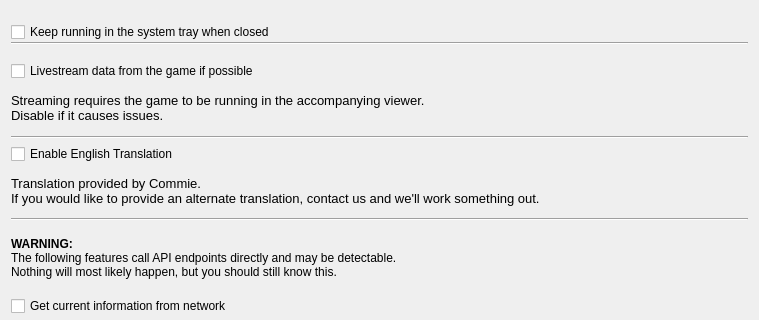
This is forms/KCSettingsDialog.ui in KanColleTool/kct-tool as Qt 5 draws it before an edit; both pictures show x 0 to 759 and y 0 to 320 of the 759 by 464 pixel window. The edited form follows.
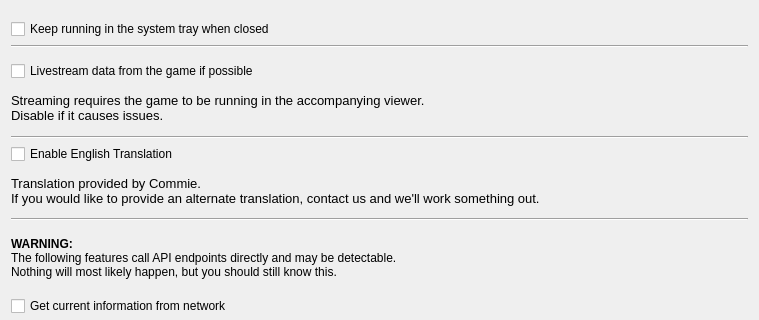
This is the edited form.

Commit message: Fixed the Tray setting's margins

What changed in the file:
```diff
--- a/forms/KCSettingsDialog.ui
+++ b/forms/KCSettingsDialog.ui
@@ -24,7 +24,7 @@
     <widget class="QWidget" name="minimizeToTrayContainer" native="true">
      <layout class="QVBoxLayout" name="verticalLayout_4">
       <property name="spacing">
-       <number>0</number>
+       <number>6</number>
       </property>
       <property name="leftMargin">
        <number>0</number>
```
